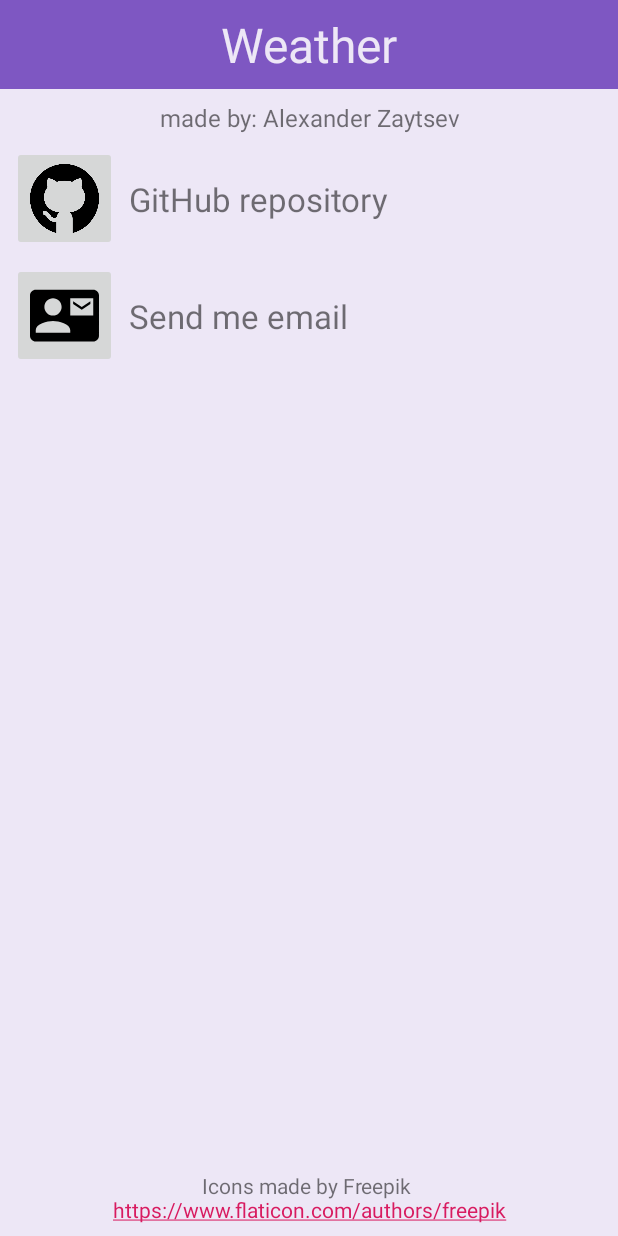
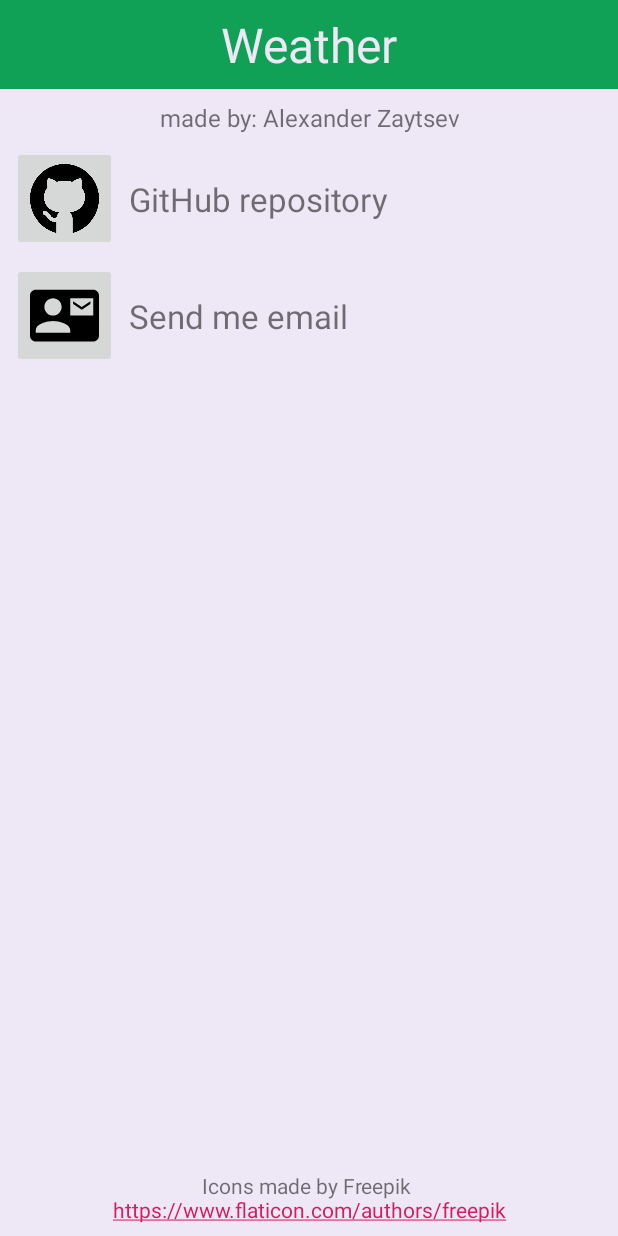
Before and after one commit to FatED42/Weather, an Android app: the fragment AboutFragment shown on its own in the app's theme, on a phone screen of 412 x 824 dp. Run offline under Robolectric (Android 15) with nearby library versions, the phone set to English and light mode, and no system bars.

Commit message:
Исправил ошибки при запуске приложения Исправил карш при добавлении нового города Немного поменял цвета

```diff
--- a/app/src/main/res/layout/content_main.xml
+++ b/app/src/main/res/layout/content_main.xml
@@ -7,7 +7,7 @@
     app:layout_behavior="@string/appbar_scrolling_view_behavior"
     tools:showIn="@layout/app_bar_main">
 
-    <androidx.fragment.app.FragmentContainerView android:name="androidx.navigation.fragment.NavHostFragment"
+    <fragment android:name="androidx.navigation.fragment.NavHostFragment"
         android:id="@+id/nav_host_fragment"
         android:layout_width="match_parent"
         android:layout_height="match_parent"
--- a/app/src/main/res/values/colors.xml
+++ b/app/src/main/res/values/colors.xml
@@ -1,7 +1,7 @@
 <?xml version="1.0" encoding="utf-8"?>
 <resources>
-    <color name="colorPrimary">#7E57C2</color>
-    <color name="colorPrimaryDark">#311B92</color>
+    <color name="colorPrimary">#10A056</color>
+    <color name="colorPrimaryDark">#99D6AF</color>
     <color name="colorAccent">#D81B60</color>
     <color name="colorBackground">#EDE7F6</color>
     <color name="colorBackgroundDark">#212121</color>
--- a/app/src/main/res/values/styles.xml
+++ b/app/src/main/res/values/styles.xml
@@ -26,7 +26,7 @@
         <item name="themeName">dark</item>
         <item name="windowActionBar">false</item>
         <item name="windowNoTitle">true</item>
-        <item name="primary_color">@color/colorPrimary</item>
+        <item name="primary_color">@color/colorPrimaryDark</item>
         <item name="colorPrimaryDark">@color/colorPrimaryDark</item>
         <item name="colorAccent">@color/colorAccent</item>
         <item name="background_color">@color/colorBackgroundDark</item>
@@ -40,7 +40,7 @@
     </style>
 
     <style name="AppTheme.AppBarOverlay" parent="ThemeOverlay.AppCompat.Dark.ActionBar">
-        <item name="android:background">@color/colorPrimary</item>
+        <item name="android:background">@color/colorPrimary </item>
 
     </style>
 
```
Also changed, not shown: app/src/main/java/com/example/weather/fragments/CitiesFragment.java (+18 -15 lines), app/src/main/java/com/example/weather/fragments/DialogBuilderFragment.java (+4 -11 lines).
